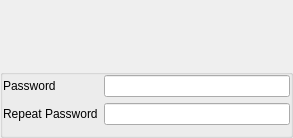
This is resources/ui/widget/passwordwidget.ui in jdoubleu/certman as Qt 5 draws it before an edit. The edited form follows.
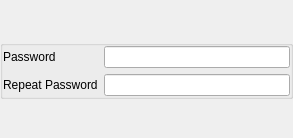
This is the edited form.

Commit message:
Add validation message to password widget
Update validate method to render validation errors.

Patch:
```diff
--- a/resources/ui/widget/passwordwidget.ui
+++ b/resources/ui/widget/passwordwidget.ui
@@ -88,6 +88,53 @@
      </layout>
     </widget>
    </item>
+   <item>
+    <widget class="QLabel" name="validationMessage">
+     <property name="palette">
+      <palette>
+       <active>
+        <colorrole role="WindowText">
+         <brush brushstyle="SolidPattern">
+          <color alpha="255">
+           <red>255</red>
+           <green>0</green>
+           <blue>0</blue>
+          </color>
+         </brush>
+        </colorrole>
+       </active>
+       <inactive>
+        <colorrole role="WindowText">
+         <brush brushstyle="SolidPattern">
+          <color alpha="255">
+           <red>255</red>
+           <green>0</green>
+           <blue>0</blue>
+          </color>
+         </brush>
+        </colorrole>
+       </inactive>
+       <disabled>
+        <colorrole role="WindowText">
+         <brush brushstyle="SolidPattern">
+          <color alpha="255">
+           <red>128</red>
+           <green>128</green>
+           <blue>128</blue>
+          </color>
+         </brush>
+        </colorrole>
+       </disabled>
+      </palette>
+     </property>
+     <property name="text">
+      <string/>
+     </property>
+     <property name="margin">
+      <number>12</number>
+     </property>
+    </widget>
+   </item>
   </layout>
  </widget>
  <resources/>
```
The commit also changes 2 other files.
